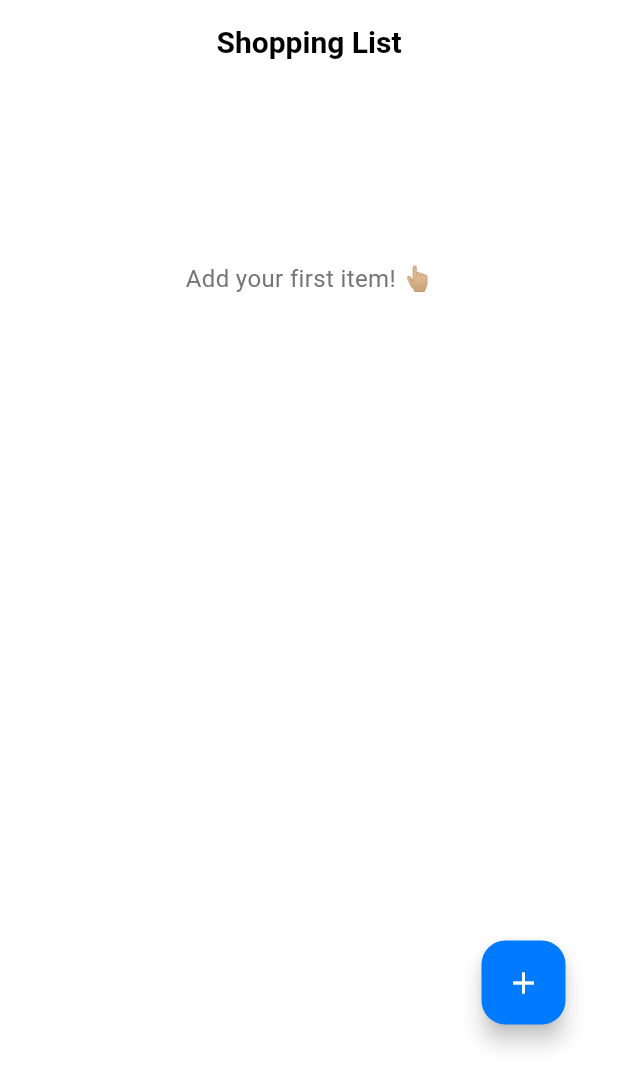
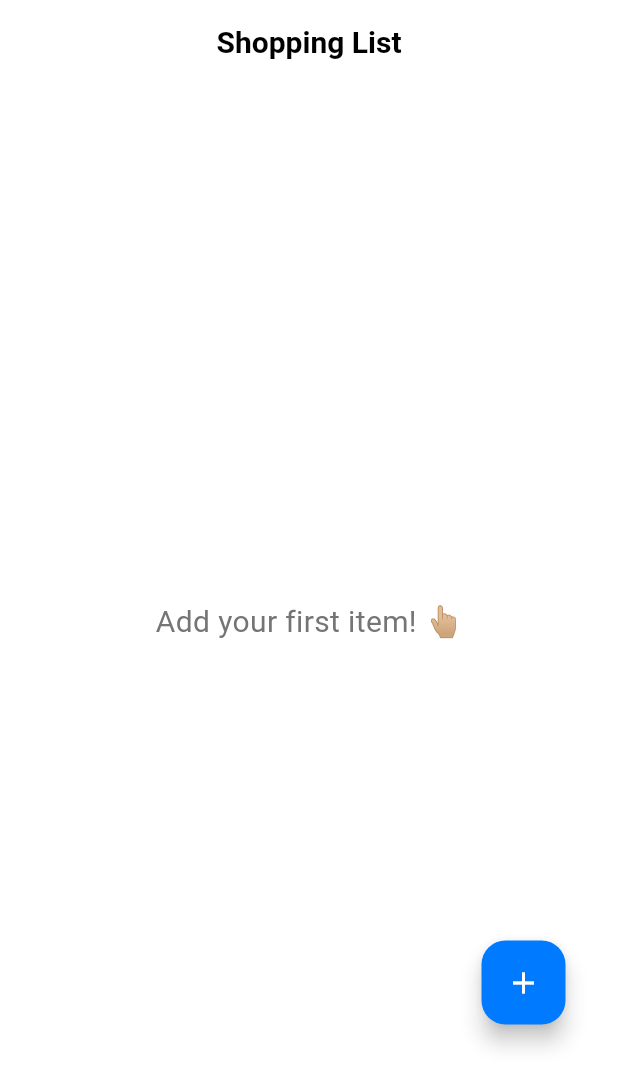
Before and after one commit to RamanGodun/Buy-List-realtime-db-, a Flutter app: the screen it shows after launch, on a phone screen of 412 x 824 dp. Shown: the top 1087 px of the screen. Run offline on Flutter 3.47's test engine with Material 3 defaults, Android fonts, the phone set to English and light mode, and no system bars; our stand-ins replace dio, get_it, retrofit; generated files the repository leaves out were written again; network calls fail.

Commit message:
fix: text fixed

```diff
--- a/lib/UI/pages/purchases_list_page.dart
+++ b/lib/UI/pages/purchases_list_page.dart
@@ -71,8 +71,10 @@ class _PurchaseListState extends State<PurchaseList> {
               // If there are no items, display a message.
               if (items.isEmpty) {
                 return const Padding(
-                  padding: EdgeInsets.only(bottom: 508.0),
-                  child: Center(child: Text(Constants.emptyListMessage)),
+                  padding: EdgeInsets.only(bottom: 50.0),
+                  child: Center(
+                      child: Text(Constants.emptyListMessage,
+                          style: TextStyle(fontSize: 20))),
                 );
               }
 
```
